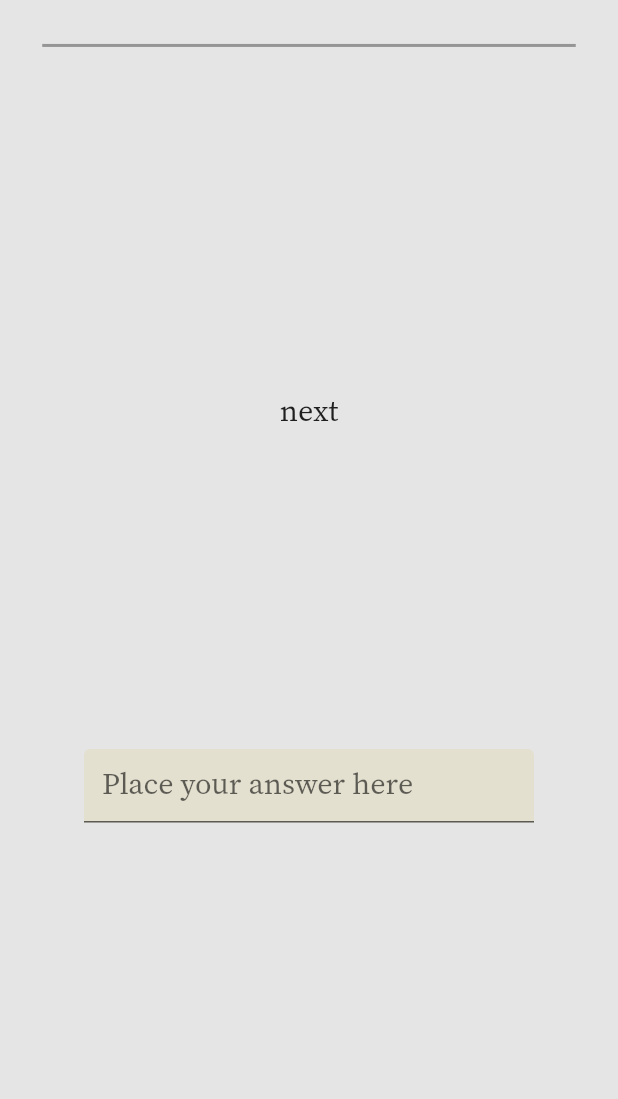
After one commit to McTonderski/Wordie, a Flutter app: the screen it shows after launch, on a phone screen of 412 x 824 dp, the part 96-1195 px from its top. The commit adds this screen. Run offline on Flutter 3.47's test engine with Material 2 defaults, Android fonts, the phone set to English and light mode, and no system bars; missing offline and left inert: dart:html.

Commit message:
question page Please enter the commit message for your changes. Lines starting

```diff
--- a/lib/main.dart
+++ b/lib/main.dart
@@ -5,7 +5,7 @@ import 'package:wordie/views/all_addon.dart';
 import 'package:wordie/widgets/drawer_widget.dart';
 import 'package:wordie/widgets/nav_bar.dart';
 import 'package:wordie/views/about_me_view.dart';
-
+import 'package:wordie/views/Question_Page.dart';
 import 'views/about_me_view.dart';
 import 'views/all_addon.dart';
 
@@ -19,12 +19,13 @@ class MyApp extends StatelessWidget {
   Widget build(BuildContext context) {
     return MaterialApp(
       debugShowCheckedModeBanner: false,
-      initialRoute: AboutMeView.routeName,
+      initialRoute: QuestionPage.routeName,
       routes: {
         ContactPage.routeName: (context) => ContactPage(),
         AboutMeView.routeName: (context) => AboutMeView(),
         AllAddonPage.routeName: (context) => AllAddonPage(),
-        AddonPage.routeName:(context)=>AddonPage()
+        AddonPage.routeName:(context)=>AddonPage(),
+        QuestionPage.routeName: (context) => QuestionPage(),
       },
     );
   }
--- a/lib/views/Contact_Page.dart
+++ b/lib/views/Contact_Page.dart
@@ -114,7 +114,7 @@ class _ContactState extends State<ContactPage> {
                               mainAxisAlignment: MainAxisAlignment.center,
                               children: <Widget>[
                                 textFieldUsed("Imie i Nazwisko"),
-                                textFieldUsed("Emaillll"),
+                                textFieldUsed("Email"),
                                 textFieldUsed("Telefon"),
                                 multilineText("Wiadomość"),
                                 Container(
--- /dev/null
+++ b/lib/views/Question_Page.dart
@@ -0,0 +1,41 @@
+import 'package:flutter/material.dart';
+import 'package:wordie/design/design.dart';
+import 'package:wordie/widgets/drawer_widget.dart';
+import '../widgets/nav_bar.dart';
+import 'question_answers.dart';
+
+Question Q1 = Question(question: "abcd", sollution: "aaaa");
+
+class QuestionPage extends StatefulWidget {
+  static const routeName = '/Question';
+  QuestionPage();
+  @override
+  _QuestionState createState() => new _QuestionState();
+}
+List<Question> getQuestions() => [Question(question:'a',sollution:'b'),Question(question:'c',sollution:'d')];
+Question getNextQuestion() => Question(question:'next',sollution:'question');
+Question next = getNextQuestion();
+class _QuestionState extends State<QuestionPage> {
+  Widget build(BuildContext context) {
+    List<Question> questions = getQuestions();
+    return Scaffold(
+      drawerScrimColor: Colors.transparent,
+      drawer: DrawerItemList(),
+      appBar: NavBarWordie(),
+      backgroundColor: primaryBackgroundColor,
+      body:  Center(
+              child: LayoutBuilder(builder: (context, constraints) {
+                             if (isMobile(constraints)) {
+                                return next.questionToColumn();
+                              } else {
+                                return Column(
+                                  mainAxisAlignment: MainAxisAlignment.start,
+                                  children: questions.map((e) => e.questionToRow()).toList()
+                                );
+                              }
+                      }
+                      ),
+      ),
+    );
+  }
+}
--- /dev/null
+++ b/lib/views/question_answers.dart
@@ -0,0 +1,81 @@
+import 'package:flutter/material.dart';
+
+bool isMobile(constraints){
+  if(constraints.maxWidth < 600){
+    return true;
+  }
+    else {
+      return false;
+  }
+}
+
+
+
+
+
+class Question{
+
+  String question;
+  String sollution;
+  TextEditingController answer;
+  Question({this.question, this.sollution});
+
+Widget sollutionInputTextField() {
+    return Container(
+      margin: EdgeInsets.all(5),
+      width: 300,
+      child: TextField(
+        style: TextStyle(
+                fontSize: 20,
+                fontFamily: 'SourceSerifPro',
+            ),
+        controller:  this.answer,
+        decoration: InputDecoration(
+          fillColor: Color.fromRGBO(
+              225, 204, 130, 0.22),
+          filled: true,
+          hintText: "Place your answer here",
+        ),
+        autofocus: false,
+      ));
+ }
+
+  Widget questionToRow(){
+  return Container(
+    margin:  EdgeInsets.all(10),
+      child: (Row(
+       mainAxisAlignment: MainAxisAlignment.spaceEvenly,
+        children: <Widget>[
+          Container(
+            child: Text(
+              this.question,
+              style: TextStyle(
+                fontSize: 20,
+                fontFamily: 'SourceSerifPro',
+            ))
+          ),
+          this.sollutionInputTextField(),
+    ],)),
+  );
+}
+
+  Widget questionToColumn(){
+  return(Column(
+     mainAxisAlignment: MainAxisAlignment.spaceEvenly,
+      children: <Widget>[
+        Container(
+          child: Text(
+            this.question,
+            style: TextStyle(
+              fontSize: 20,
+              fontFamily: 'SourceSerifPro',
+          ))
+        ),
+        this.sollutionInputTextField(),
+  ],));
+}
+
+  bool checkAnswer(){
+    return this.question == this.answer.text;
+  }
+}
```
Also changed, not shown: pubspec.lock.
